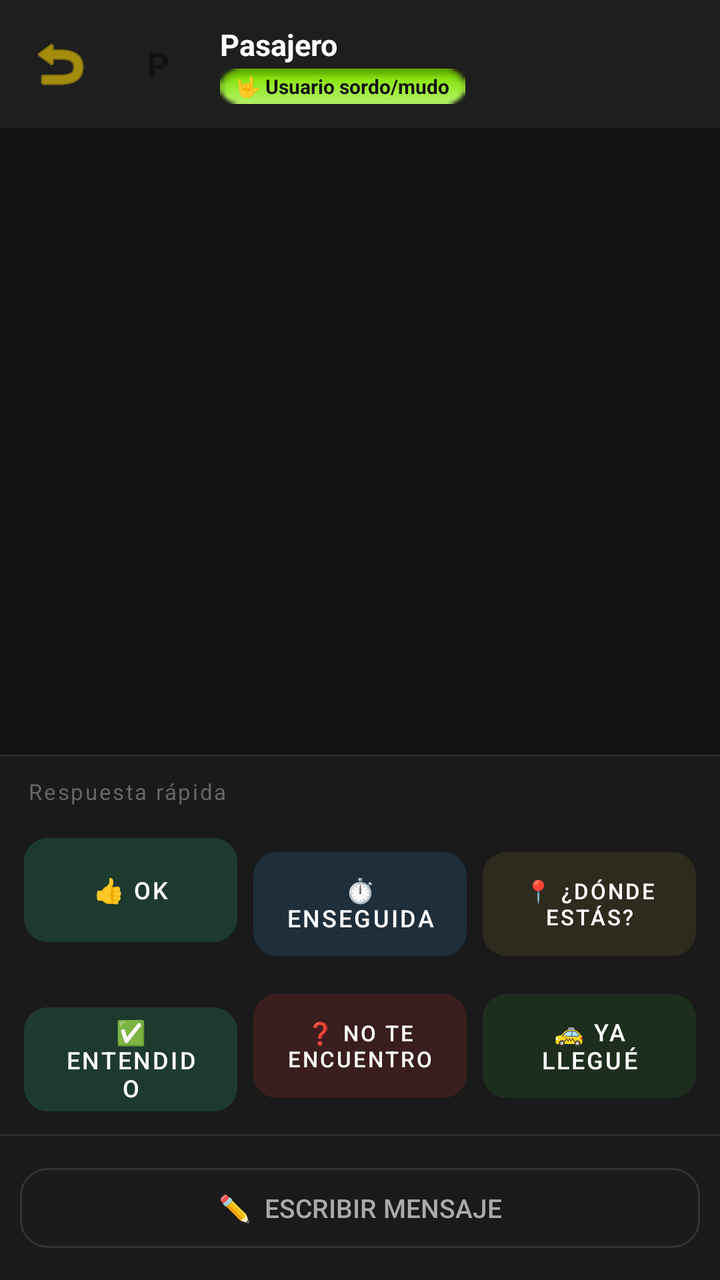
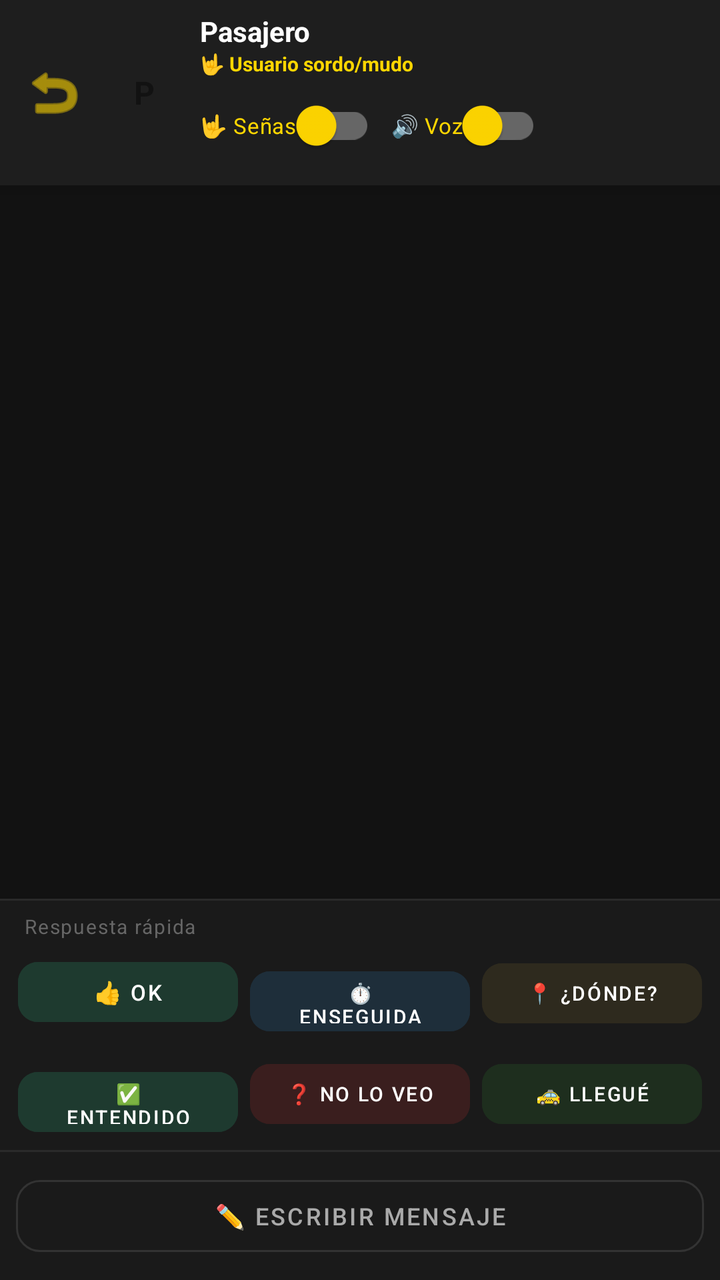

An Android layout rendered at two revisions. The XML below is the earlier revision; the diff shows what the commit changed to produce the second picture.
<!-- AndroidManifest.xml: application theme Theme.TaxiSign -->
<!-- res/layout/activity_chat_conductor.xml -->
<?xml version="1.0" encoding="utf-8"?>
<androidx.constraintlayout.widget.ConstraintLayout
    xmlns:android="http://schemas.android.com/apk/res/android"
    xmlns:app="http://schemas.android.com/apk/res-auto"
    android:layout_width="match_parent"
    android:layout_height="match_parent"
    android:background="#121212">

    <LinearLayout
        android:id="@+id/header_chat"
        android:layout_width="0dp"
        android:layout_height="64dp"
        android:orientation="horizontal"
        android:gravity="center_vertical"
        android:paddingStart="8dp"
        android:paddingEnd="16dp"
        android:background="#1E1E1E"
        android:elevation="6dp"
        app:layout_constraintTop_toTopOf="parent"
        app:layout_constraintStart_toStartOf="parent"
        app:layout_constraintEnd_toEndOf="parent">

        <ImageButton
            android:id="@+id/btn_volver"
            android:layout_width="44dp"
            android:layout_height="44dp"
            android:background="?attr/selectableItemBackgroundBorderless"
            android:src="@android:drawable/ic_menu_revert"
            app:tint="#FFD600"
            android:contentDescription="Volver" />

        <TextView
            android:id="@+id/tv_avatar_pasajero"
            android:layout_width="38dp"
            android:layout_height="38dp"
            android:layout_marginStart="8dp"
            android:gravity="center"
            android:text="P"
            android:textColor="#121212"
            android:textSize="17sp"
            android:textStyle="bold"
            android:background="@android:drawable/toast_frame" />

        <LinearLayout
            android:layout_width="0dp"
            android:layout_height="wrap_content"
            android:layout_weight="1"
            android:orientation="vertical"
            android:layout_marginStart="12dp">

            <TextView
                android:id="@+id/tv_nombre_pasajero"
                android:layout_width="wrap_content"
                android:layout_height="wrap_content"
                android:text="Pasajero"
                android:textColor="#FFFFFF"
                android:textSize="15sp"
                android:textStyle="bold" />

            <TextView
                android:id="@+id/badge_sordo"
                android:layout_width="wrap_content"
                android:layout_height="wrap_content"
                android:layout_marginTop="2dp"
                android:paddingStart="8dp"
                android:paddingEnd="8dp"
                android:paddingTop="2dp"
                android:paddingBottom="2dp"
                android:text="🤟 Usuario sordo/mudo"
                android:textColor="#121212"
                android:textSize="10sp"
                android:textStyle="bold"
                android:background="@android:drawable/button_onoff_indicator_on" />

        </LinearLayout>

    </LinearLayout>

    <androidx.recyclerview.widget.RecyclerView
        android:id="@+id/recycler_mensajes"
        android:layout_width="0dp"
        android:layout_height="0dp"
        android:paddingTop="8dp"
        android:paddingBottom="8dp"
        android:clipToPadding="false"
        app:layout_constraintTop_toBottomOf="@id/header_chat"
        app:layout_constraintBottom_toTopOf="@id/panel_respuestas"
        app:layout_constraintStart_toStartOf="parent"
        app:layout_constraintEnd_toEndOf="parent" />

    <LinearLayout
        android:id="@+id/panel_respuestas"
        android:layout_width="0dp"
        android:layout_height="wrap_content"
        android:orientation="vertical"
        android:background="#1A1A1A"
        android:elevation="8dp"
        app:layout_constraintBottom_toBottomOf="parent"
        app:layout_constraintStart_toStartOf="parent"
        app:layout_constraintEnd_toEndOf="parent">

        <View
            android:layout_width="match_parent"
            android:layout_height="1dp"
            android:background="#2A2A2A" />

        <TextView
            android:layout_width="wrap_content"
            android:layout_height="wrap_content"
            android:layout_marginStart="14dp"
            android:layout_marginTop="10dp"
            android:layout_marginBottom="6dp"
            android:text="Respuesta rápida"
            android:textColor="#666666"
            android:textSize="11sp"
            android:letterSpacing="0.08" />

        <LinearLayout
            android:layout_width="match_parent"
            android:layout_height="wrap_content"
            android:orientation="horizontal"
            android:paddingStart="8dp"
            android:paddingEnd="8dp"
            android:paddingBottom="6dp">

            <com.google.android.material.button.MaterialButton
                android:id="@+id/btn_ok"
                style="@style/Widget.MaterialComponents.Button.UnelevatedButton"
                android:layout_width="0dp"
                android:layout_height="64dp"
                android:layout_weight="1"
                android:layout_margin="4dp"
                android:backgroundTint="#1E3A2F"
                android:text="👍 OK"
                android:textSize="12sp"
                android:textColor="#FFFFFF"
                app:cornerRadius="12dp" />

            <com.google.android.material.button.MaterialButton
                android:id="@+id/btn_enseguida"
                style="@style/Widget.MaterialComponents.Button.UnelevatedButton"
                android:layout_width="0dp"
                android:layout_height="64dp"
                android:layout_weight="1"
                android:layout_margin="4dp"
                android:backgroundTint="#1E2E3A"
                android:text="⏱️ ENSEGUIDA"
                android:textSize="12sp"
                android:textColor="#FFFFFF"
                app:cornerRadius="12dp" />

            <com.google.android.material.button.MaterialButton
                android:id="@+id/btn_donde_estas"
                style="@style/Widget.MaterialComponents.Button.UnelevatedButton"
                android:layout_width="0dp"
                android:layout_height="64dp"
                android:layout_weight="1"
                android:layout_margin="4dp"
                android:backgroundTint="#2E2A1E"
                android:text="📍 ¿DÓNDE ESTÁS?"
                android:textSize="11sp"
                android:textColor="#FFFFFF"
                app:cornerRadius="12dp" />

        </LinearLayout>

        <LinearLayout
            android:layout_width="match_parent"
            android:layout_height="wrap_content"
            android:orientation="horizontal"
            android:paddingStart="8dp"
            android:paddingEnd="8dp"
            android:paddingBottom="6dp">

            <com.google.android.material.button.MaterialButton
                android:id="@+id/btn_entendido"
                style="@style/Widget.MaterialComponents.Button.UnelevatedButton"
                android:layout_width="0dp"
                android:layout_height="64dp"
                android:layout_weight="1"
                android:layout_margin="4dp"
                android:backgroundTint="#1E3A2F"
                android:text="✅ ENTENDIDO"
                android:textSize="12sp"
                android:textColor="#FFFFFF"
                app:cornerRadius="12dp" />

            <com.google.android.material.button.MaterialButton
                android:id="@+id/btn_no_encuentro"
                style="@style/Widget.MaterialComponents.Button.UnelevatedButton"
                android:layout_width="0dp"
                android:layout_height="64dp"
                android:layout_weight="1"
                android:layout_margin="4dp"
                android:backgroundTint="#3A1E1E"
                android:text="❓ NO TE ENCUENTRO"
                android:textSize="11sp"
                android:textColor="#FFFFFF"
                app:cornerRadius="12dp" />

            <com.google.android.material.button.MaterialButton
                android:id="@+id/btn_llegue"
                style="@style/Widget.MaterialComponents.Button.UnelevatedButton"
                android:layout_width="0dp"
                android:layout_height="64dp"
                android:layout_weight="1"
                android:layout_margin="4dp"
                android:backgroundTint="#1E2E1E"
                android:text="🚕 YA LLEGUÉ"
                android:textSize="12sp"
                android:textColor="#FFFFFF"
                app:cornerRadius="12dp" />

        </LinearLayout>

        <View
            android:layout_width="match_parent"
            android:layout_height="1dp"
            android:layout_marginTop="2dp"
            android:background="#2A2A2A" />

        <LinearLayout
            android:layout_width="match_parent"
            android:layout_height="wrap_content"
            android:orientation="horizontal"
            android:gravity="center_vertical"
            android:padding="10dp">

            <com.google.android.material.button.MaterialButton
                android:id="@+id/btn_escribir"
                style="@style/Widget.MaterialComponents.Button.OutlinedButton"
                android:layout_width="match_parent"
                android:layout_height="52dp"
                android:layout_weight="0"
                android:text="✏️  Escribir mensaje"
                android:textColor="#AAAAAA"
                android:textSize="13sp"
                android:letterSpacing="0"
                app:cornerRadius="14dp"
                app:strokeColor="#333333"
                app:strokeWidth="1dp" />

            <EditText
                android:id="@+id/et_mensaje_libre"
                android:layout_width="0dp"
                android:layout_height="wrap_content"
                android:layout_weight="1"
                android:visibility="gone"
                android:paddingStart="16dp"
                android:paddingEnd="16dp"
                android:paddingTop="10dp"
                android:paddingBottom="10dp"
                android:hint="Escribe tu respuesta..."
                android:textColorHint="#555555"
                android:textColor="#FFFFFF"
                android:textSize="14sp"
                android:maxLines="3"
                android:inputType="textMultiLine|textCapSentences" />

            <ImageButton
                android:id="@+id/btn_enviar_libre"
                android:layout_width="48dp"
                android:layout_height="48dp"
                android:layout_marginStart="8dp"
                android:visibility="gone"
                android:src="@android:drawable/ic_menu_send"
                app:tint="#121212"
                android:contentDescription="Enviar" />

        </LinearLayout>

    </LinearLayout>

</androidx.constraintlayout.widget.ConstraintLayout>
<!-- resources referenced by this layout -->
<resources>
  <style name="Theme.TaxiSign" parent="Base.Theme.TaxiSign" />
  <style name="Base.Theme.TaxiSign" parent="Theme.Material3.DayNight.NoActionBar">
          
          
      </style>
</resources>

<!-- the commit's change to res/layout/activity_chat_conductor.xml (unified diff, before → after) -->
@@ -4,16 +4,20 @@
     xmlns:app="http://schemas.android.com/apk/res-auto"
     android:layout_width="match_parent"
     android:layout_height="match_parent"
-    android:background="#121212">
+    android:background="#121212"
+    android:fitsSystemWindows="true">
 
     <LinearLayout
         android:id="@+id/header_chat"
         android:layout_width="0dp"
-        android:layout_height="64dp"
+        android:layout_height="wrap_content"
+        android:minHeight="60dp"
         android:orientation="horizontal"
         android:gravity="center_vertical"
-        android:paddingStart="8dp"
-        android:paddingEnd="16dp"
+        android:paddingStart="6dp"
+        android:paddingEnd="10dp"
+        android:paddingTop="6dp"
+        android:paddingBottom="6dp"
         android:background="#1E1E1E"
         android:elevation="6dp"
         app:layout_constraintTop_toTopOf="parent"
@@ -22,8 +26,8 @@
 
         <ImageButton
             android:id="@+id/btn_volver"
-            android:layout_width="44dp"
-            android:layout_height="44dp"
+            android:layout_width="42dp"
+            android:layout_height="42dp"
             android:background="?attr/selectableItemBackgroundBorderless"
             android:src="@android:drawable/ic_menu_revert"
             app:tint="#FFD600"
@@ -31,13 +35,13 @@
 
         <TextView
             android:id="@+id/tv_avatar_pasajero"
-            android:layout_width="38dp"
-            android:layout_height="38dp"
-            android:layout_marginStart="8dp"
+            android:layout_width="36dp"
+            android:layout_height="36dp"
+            android:layout_marginStart="6dp"
             android:gravity="center"
             android:text="P"
             android:textColor="#121212"
-            android:textSize="17sp"
+            android:textSize="16sp"
             android:textStyle="bold"
             android:background="@android:drawable/toast_frame" />
 
@@ -46,7 +50,7 @@
             android:layout_height="wrap_content"
             android:layout_weight="1"
             android:orientation="vertical"
-            android:layout_marginStart="12dp">
+            android:layout_marginStart="10dp">
 
             <TextView
                 android:id="@+id/tv_nombre_pasajero"
@@ -54,23 +58,45 @@
                 android:layout_height="wrap_content"
                 android:text="Pasajero"
                 android:textColor="#FFFFFF"
-                android:textSize="15sp"
+                android:textSize="14sp"
                 android:textStyle="bold" />
 
             <TextView
                 android:id="@+id/badge_sordo"
                 android:layout_width="wrap_content"
                 android:layout_height="wrap_content"
-                android:layout_marginTop="2dp"
-                android:paddingStart="8dp"
-                android:paddingEnd="8dp"
-                android:paddingTop="2dp"
-                android:paddingBottom="2dp"
                 android:text="🤟 Usuario sordo/mudo"
-                android:textColor="#121212"
+                android:textColor="#FFD600"
                 android:textSize="10sp"
-                android:textStyle="bold"
-                android:background="@android:drawable/button_onoff_indicator_on" />
+                android:textStyle="bold" />
+
+            <LinearLayout
+                android:layout_width="wrap_content"
+                android:layout_height="wrap_content"
+                android:orientation="horizontal">
+
+                <androidx.appcompat.widget.SwitchCompat
+                    android:id="@+id/switch_modo_senas"
+                    android:layout_width="wrap_content"
+                    android:layout_height="wrap_content"
+                    android:text="🤟 Señas"
+                    android:textColor="#FFD600"
+                    android:textSize="11sp"
+                    app:thumbTint="#FFD600"
+                    app:trackTint="#666666" />
+
+                <androidx.appcompat.widget.SwitchCompat
+                    android:id="@+id/switch_modo_voz"
+                    android:layout_width="wrap_content"
+                    android:layout_height="wrap_content"
+                    android:layout_marginStart="8dp"
+                    android:text="🔊 Voz"
+                    android:textColor="#FFD600"
+                    android:textSize="11sp"
+                    app:thumbTint="#FFD600"
+                    app:trackTint="#666666" />
+
+            </LinearLayout>
 
         </LinearLayout>
 
@@ -80,8 +106,8 @@
         android:id="@+id/recycler_mensajes"
         android:layout_width="0dp"
         android:layout_height="0dp"
-        android:paddingTop="8dp"
-        android:paddingBottom="8dp"
+        android:paddingTop="12dp"
+        android:paddingBottom="12dp"
         android:clipToPadding="false"
         app:layout_constraintTop_toBottomOf="@id/header_chat"
         app:layout_constraintBottom_toTopOf="@id/panel_respuestas"
@@ -104,165 +130,175 @@
             android:layout_height="1dp"
             android:background="#2A2A2A" />
 
-        <TextView
-            android:layout_width="wrap_content"
-            android:layout_height="wrap_content"
-            android:layout_marginStart="14dp"
-            android:layout_marginTop="10dp"
-            android:layout_marginBottom="6dp"
-            android:text="Respuesta rápida"
-            android:textColor="#666666"
-            android:textSize="11sp"
-            android:letterSpacing="0.08" />
-
         <LinearLayout
+            android:id="@+id/contenedor_respuestas_rapidas"
             android:layout_width="match_parent"
             android:layout_height="wrap_content"
-            android:orientation="horizontal"
-            android:paddingStart="8dp"
-            android:paddingEnd="8dp"
-            android:paddingBottom="6dp">
-
-            <com.google.android.material.button.MaterialButton
-                android:id="@+id/btn_ok"
-                style="@style/Widget.MaterialComponents.Button.UnelevatedButton"
-                android:layout_width="0dp"
-                android:layout_height="64dp"
-                android:layout_weight="1"
-                android:layout_margin="4dp"
-                android:backgroundTint="#1E3A2F"
-                android:text="👍 OK"
-                android:textSize="12sp"
-                android:textColor="#FFFFFF"
-                app:cornerRadius="12dp" />
-
-            <com.google.android.material.button.MaterialButton
-                android:id="@+id/btn_enseguida"
-                style="@style/Widget.MaterialComponents.Button.UnelevatedButton"
-                android:layout_width="0dp"
-                android:layout_height="64dp"
-                android:layout_weight="1"
-                android:layout_margin="4dp"
-                android:backgroundTint="#1E2E3A"
-                android:text="⏱️ ENSEGUIDA"
-                android:textSize="12sp"
-                android:textColor="#FFFFFF"
-                app:cornerRadius="12dp" />
-
-            <com.google.android.material.button.MaterialButton
-                android:id="@+id/btn_donde_estas"
-                style="@style/Widget.MaterialComponents.Button.UnelevatedButton"
-                android:layout_width="0dp"
-                android:layout_height="64dp"
-                android:layout_weight="1"
-                android:layout_margin="4dp"
-                android:backgroundTint="#2E2A1E"
-                android:text="📍 ¿DÓNDE ESTÁS?"
-                android:textSize="11sp"
-                android:textColor="#FFFFFF"
-                app:cornerRadius="12dp" />
-
-        </LinearLayout>
-
-        <LinearLayout
-            android:layout_width="match_parent"
-            android:layout_height="wrap_content"
-            android:orientation="horizontal"
-            android:paddingStart="8dp"
-            android:paddingEnd="8dp"
-            android:paddingBottom="6dp">
-
-            <com.google.android.material.button.MaterialButton
-                android:id="@+id/btn_entendido"
-                style="@style/Widget.MaterialComponents.Button.UnelevatedButton"
-                android:layout_width="0dp"
-                android:layout_height="64dp"
-                android:layout_weight="1"
-                android:layout_margin="4dp"
-                android:backgroundTint="#1E3A2F"
-                android:text="✅ ENTENDIDO"
-                android:textSize="12sp"
-                android:textColor="#FFFFFF"
-                app:cornerRadius="12dp" />
-
-            <com.google.android.material.button.MaterialButton
-                android:id="@+id/btn_no_encuentro"
-                style="@style/Widget.MaterialComponents.Button.UnelevatedButton"
-                android:layout_width="0dp"
-                android:layout_height="64dp"
-                android:layout_weight="1"
-                android:layout_margin="4dp"
-                android:backgroundTint="#3A1E1E"
-                android:text="❓ NO TE ENCUENTRO"
-                android:textSize="11sp"
-                android:textColor="#FFFFFF"
-                app:cornerRadius="12dp" />
-
-            <com.google.android.material.button.MaterialButton
-                android:id="@+id/btn_llegue"
-                style="@style/Widget.MaterialComponents.Button.UnelevatedButton"
-                android:layout_width="0dp"
-                android:layout_height="64dp"
-                android:layout_weight="1"
-                android:layout_margin="4dp"
-                android:backgroundTint="#1E2E1E"
-                android:text="🚕 YA LLEGUÉ"
-                android:textSize="12sp"
-                android:textColor="#FFFFFF"
-                app:cornerRadius="12dp" />
+            android:orientation="vertical">
+
+            <TextView
+                android:layout_width="wrap_content"
+                android:layout_height="wrap_content"
+                android:layout_marginStart="12dp"
+                android:layout_marginTop="6dp"
+                android:layout_marginBottom="2dp"
+                android:text="Respuesta rápida"
+                android:textColor="#666666"
+                android:textSize="10sp"
+                android:letterSpacing="0.06" />
+
+            <LinearLayout
+                android:layout_width="match_parent"
+                android:layout_height="wrap_content"
+                android:orientation="horizontal"
+                android:paddingStart="6dp"
+                android:paddingEnd="6dp"
+                android:paddingBottom="3dp">
+
+                <com.google.android.material.button.MaterialButton
+                    android:id="@+id/btn_ok"
+                    style="@style/Widget.MaterialComponents.Button.UnelevatedButton"
+                    android:layout_width="0dp"
+                    android:layout_height="42dp"
+                    android:layout_weight="1"
+                    android:layout_margin="3dp"
+                    android:backgroundTint="#1E3A2F"
+                    android:text="👍 OK"
+                    android:textSize="11sp"
+                    android:textColor="#FFFFFF"
+                    app:cornerRadius="10dp" />
+
+                <com.google.android.material.button.MaterialButton
+                    android:id="@+id/btn_enseguida"
+                    style="@style/Widget.MaterialComponents.Button.UnelevatedButton"
+                    android:layout_width="0dp"
+                    android:layout_height="42dp"
+                    android:layout_weight="1"
+                    android:layout_margin="3dp"
+                    android:backgroundTint="#1E2E3A"
+                    android:text="⏱️ ENSEGUIDA"
+                    android:textSize="10sp"
+                    android:textColor="#FFFFFF"
+                    app:cornerRadius="10dp" />
+
+                <com.google.android.material.button.MaterialButton
+                    android:id="@+id/btn_donde_estas"
+                    style="@style/Widget.MaterialComponents.Button.UnelevatedButton"
+                    android:layout_width="0dp"
+                    android:layout_height="42dp"
+                    android:layout_weight="1"
+                    android:layout_margin="3dp"
+                    android:backgroundTint="#2E2A1E"
+                    android:text="📍 ¿DÓNDE?"
+                    android:textSize="10sp"
+                    android:textColor="#FFFFFF"
+                    app:cornerRadius="10dp" />
+
+            </LinearLayout>
+
+            <LinearLayout
+                android:layout_width="match_parent"
+                android:layout_height="wrap_content"
+                android:orientation="horizontal"
+                android:paddingStart="6dp"
+                android:paddingEnd="6dp"
+                android:paddingBottom="4dp">
+
+                <com.google.android.material.button.MaterialButton
+                    android:id="@+id/btn_entendido"
+                    style="@style/Widget.MaterialComponents.Button.UnelevatedButton"
+                    android:layout_width="0dp"
+                    android:layout_height="42dp"
+                    android:layout_weight="1"
+                    android:layout_margin="3dp"
+                    android:backgroundTint="#1E3A2F"
+                    android:text="✅ ENTENDIDO"
+                    android:textSize="10sp"
+                    android:textColor="#FFFFFF"
+                    app:cornerRadius="10dp" />
+
+                <com.google.android.material.button.MaterialButton
+                    android:id="@+id/btn_no_encuentro"
+                    style="@style/Widget.MaterialComponents.Button.UnelevatedButton"
+                    android:layout_width="0dp"
+                    android:layout_height="42dp"
+                    android:layout_weight="1"
+                    android:layout_margin="3dp"
+                    android:backgroundTint="#3A1E1E"
+                    android:text="❓ NO LO VEO"
+                    android:textSize="10sp"
+                    android:textColor="#FFFFFF"
+                    app:cornerRadius="10dp" />
+
+                <com.google.android.material.button.MaterialButton
+                    android:id="@+id/btn_llegue"
+                    style="@style/Widget.MaterialComponents.Button.UnelevatedButton"
+                    android:layout_width="0dp"
+                    android:layout_height="42dp"
+                    android:layout_weight="1"
+                    android:layout_margin="3dp"
+                    android:backgroundTint="#1E2E1E"
+                    android:text="🚕 LLEGUÉ"
+                    android:textSize="10sp"
+                    android:textColor="#FFFFFF"
+                    app:cornerRadius="10dp" />
+
+            </LinearLayout>
 
         </LinearLayout>
 
         <View
             android:layout_width="match_parent"
             android:layout_height="1dp"
-            android:layout_marginTop="2dp"
             android:background="#2A2A2A" />
 
         <LinearLayout
+            android:id="@+id/contenedor_mensaje_libre"
             android:layout_width="match_parent"
-            android:layout_height="wrap_content"
+            android:layout_height="64dp"
             android:orientation="horizontal"
             android:gravity="center_vertical"
-            android:padding="10dp">
+            android:paddingStart="8dp"
+            android:paddingEnd="8dp"
+            android:paddingTop="7dp"
+            android:paddingBottom="7dp">
 
             <com.google.android.material.button.MaterialButton
                 android:id="@+id/btn_escribir"
                 style="@style/Widget.MaterialComponents.Button.OutlinedButton"
                 android:layout_width="match_parent"
-                android:layout_height="52dp"
-                android:layout_weight="0"
-                android:text="✏️  Escribir mensaje"
+                android:layout_height="48dp"
+                android:text="✏️ Escribir mensaje"
                 android:textColor="#AAAAAA"
-                android:textSize="13sp"
-                android:letterSpacing="0"
-                app:cornerRadius="14dp"
+                android:textSize="12sp"
+                app:cornerRadius="12dp"
                 app:strokeColor="#333333"
                 app:strokeWidth="1dp" />
 
             <EditText
                 android:id="@+id/et_mensaje_libre"
                 android:layout_width="0dp"
-                android:layout_height="wrap_content"
+                android:layout_height="48dp"
                 android:layout_weight="1"
                 android:visibility="gone"
-                android:paddingStart="16dp"
-                android:paddingEnd="16dp"
-                android:paddingTop="10dp"
-                android:paddingBottom="10dp"
-                android:hint="Escribe tu respuesta..."
-                android:textColorHint="#555555"
+                android:background="#242424"
+                android:paddingStart="12dp"
+                android:paddingEnd="12dp"
+                android:hint="Escribe..."
+                android:textColorHint="#777777"
                 android:textColor="#FFFFFF"
-                android:textSize="14sp"
-                android:maxLines="3"
-                android:inputType="textMultiLine|textCapSentences" />
+                android:textSize="13sp"
+                android:maxLines="1"
+                android:singleLine="true"
+                android:inputType="textCapSentences" />
 
             <ImageButton
                 android:id="@+id/btn_enviar_libre"
                 android:layout_width="48dp"
                 android:layout_height="48dp"
-                android:layout_marginStart="8dp"
+                android:layout_marginStart="6dp"
                 android:visibility="gone"
+                android:background="#FFD600"
                 android:src="@android:drawable/ic_menu_send"
                 app:tint="#121212"
                 android:contentDescription="Enviar" />
